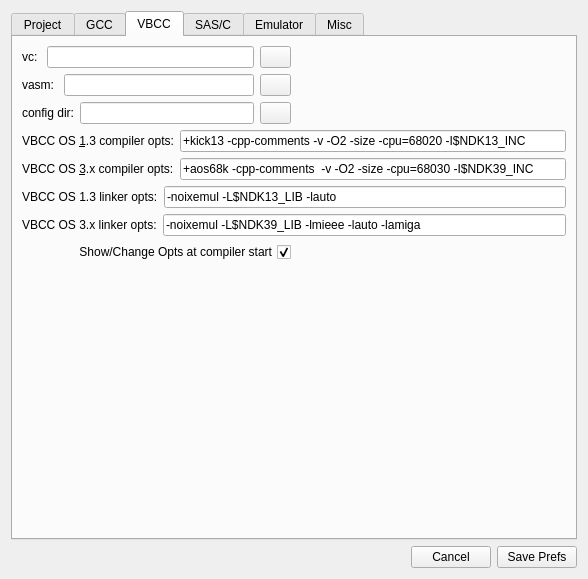
Qt form prefsdialog.ui (mbergmann-sh/AmigaED4-IDE) before a commit.
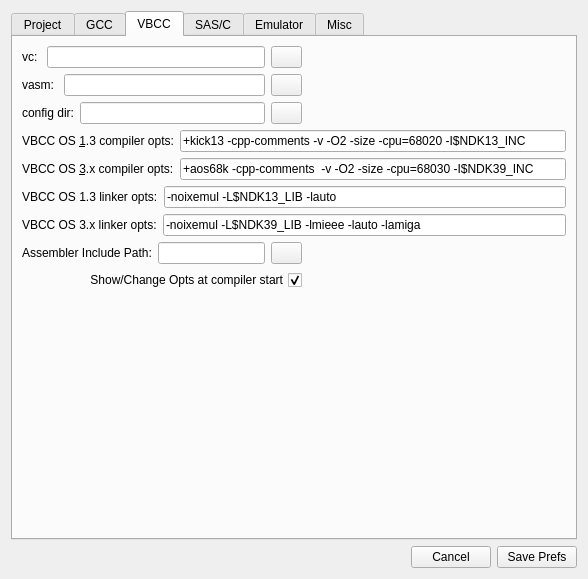
The same form after that commit. The open tabs and pages were chosen to show the change. Icons and pictures are not drawn.

Patch:
```diff
--- a/prefsdialog.ui
+++ b/prefsdialog.ui
@@ -856,6 +856,47 @@
         </layout>
        </item>
        <item row="7" column="0">
+        <layout class="QGridLayout" name="gridLayout_VasmInclude">
+         <item row="0" column="0">
+          <widget class="QLabel" name="label_VasmIncludeDir">
+           <property name="text">
+            <string>Assembler Include Path:</string>
+           </property>
+           <property name="buddy">
+            <cstring>lineEdit_projectsRootDir</cstring>
+           </property>
+          </widget>
+         </item>
+         <item row="0" column="1">
+          <widget class="QLineEdit" name="lineEdit_getVASMIncludeDir">
+           <property name="toolTip">
+            <string>Search directory for vasm's &quot;include&quot; directive, added as -I&lt;path&gt; to the generated Makefile's assemble rule (only when this field isn't empty). Only affects hand-written .asm/.s sources assembled with vasm, not C/C++ compiles. Avoid paths containing spaces - the value is inserted unquoted (quoting it breaks mingw32-make on Windows).</string>
+           </property>
+           <property name="text">
+            <string/>
+           </property>
+          </widget>
+         </item>
+         <item row="0" column="2">
+          <widget class="QPushButton" name="btn_getVASMIncludeDir">
+           <property name="maximumSize">
+            <size>
+             <width>31</width>
+             <height>25</height>
+            </size>
+           </property>
+           <property name="text">
+            <string/>
+           </property>
+           <property name="icon">
+            <iconset resource="application.qrc">
+             <normaloff>:/images/open.png</normaloff>:/images/open.png</iconset>
+           </property>
+          </widget>
+         </item>
+        </layout>
+       </item>
+       <item row="8" column="0">
         <layout class="QGridLayout" name="gridLayout_13">
          <item row="0" column="1">
           <widget class="QCheckBox" name="checkBox_ShowVbccOpts">
@@ -875,7 +916,7 @@
          </item>
         </layout>
        </item>
-       <item row="7" column="1">
+       <item row="8" column="1">
         <spacer name="horizontalSpacer_3">
          <property name="orientation">
           <enum>Qt::Orientation::Horizontal</enum>
@@ -888,7 +929,7 @@
          </property>
         </spacer>
        </item>
-       <item row="8" column="0">
+       <item row="9" column="0">
         <spacer name="verticalSpacer">
          <property name="orientation">
           <enum>Qt::Orientation::Vertical</enum>
```
Left out of the diff: 45 changed lines with no effect on the pictures.
